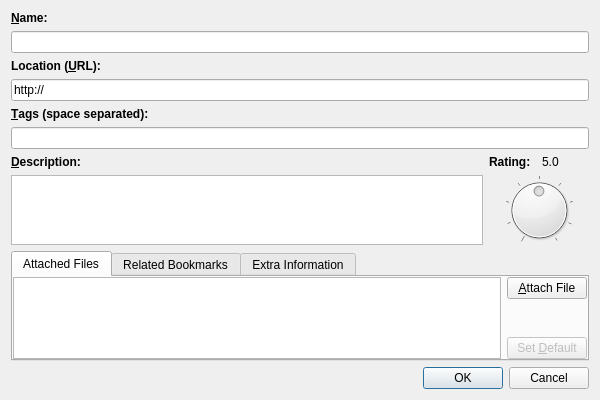
Qt form BookmarkEditDialog.ui (hossein/BookmarkManager) before a commit.
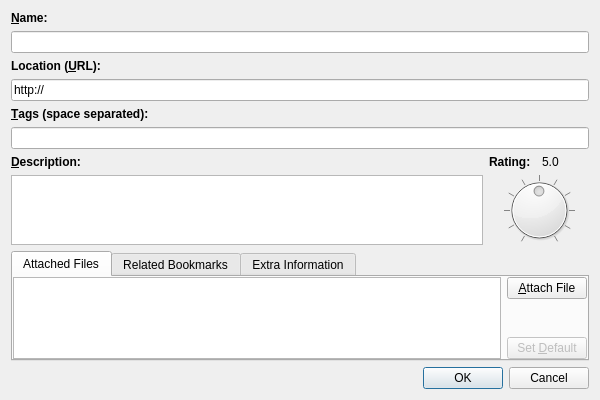
The same form after that commit. Custom widgets are drawn as their Qt base class.

The edit to the form file:
```diff
--- a/BookmarkEditDialog.ui
+++ b/BookmarkEditDialog.ui
@@ -136,7 +136,7 @@
            <number>50</number>
           </property>
           <property name="notchTarget">
-           <double>12.500000000000000</double>
+           <double>10.000000000000000</double>
           </property>
           <property name="notchesVisible">
            <bool>true</bool>
```
